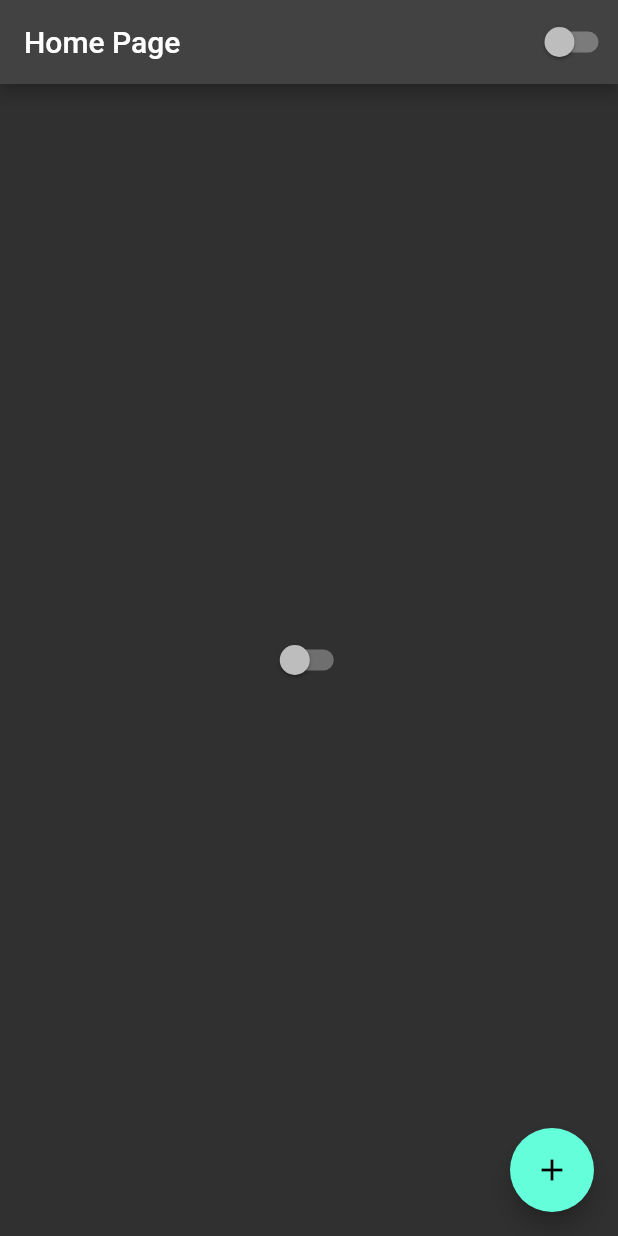
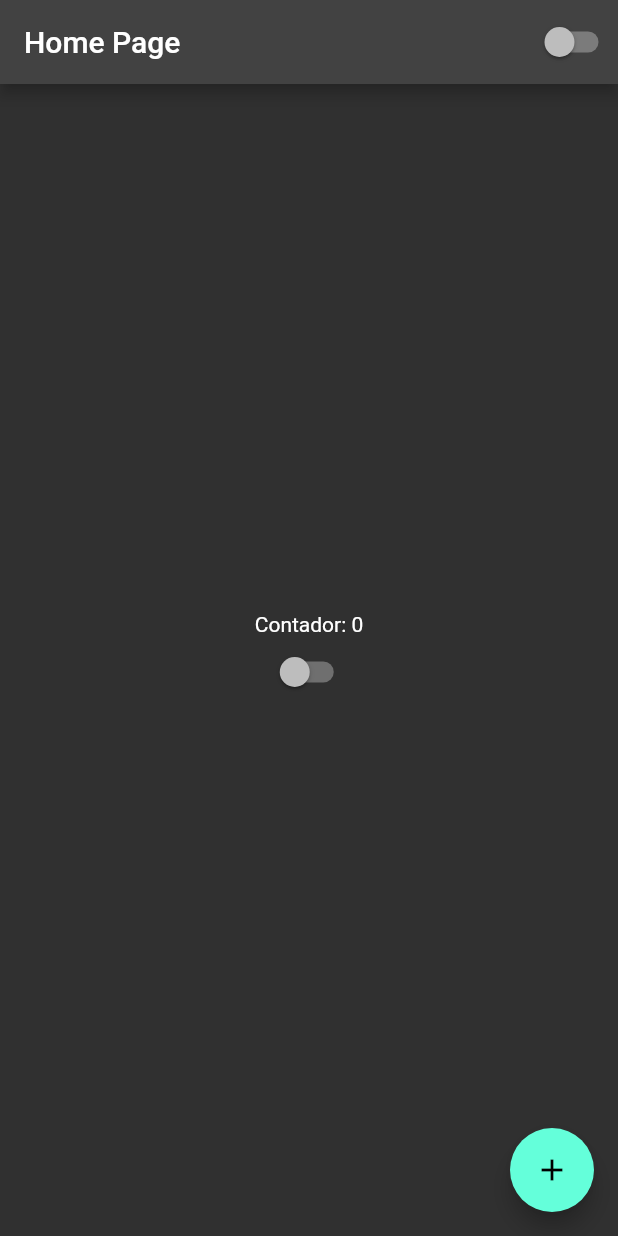
Before and after one commit to GabrielTrigueiro/flutter_basics, a Flutter app: the screen it shows after launch, on a phone screen of 412 x 824 dp. Run offline on Flutter 3.47's test engine with Material 2 defaults, Android fonts, the phone set to English and light mode, and no system bars.

Commit message:
coluna e alinhamentos

```diff
--- a/lib/home_page.dart
+++ b/lib/home_page.dart
@@ -1,5 +1,7 @@
 import 'package:flutter/material.dart';
 import 'package:material_app/app_theme_controler.dart';
+
+//flutter debug paint pra ver as áreas dos widget no emulador
 
 class HomePage extends StatefulWidget {
 
@@ -21,8 +23,18 @@ class HomePageState extends State<HomePage>{
           title: Text('Home Page'),
           actions: [customSwitch()],
         ),
-        body: Center(
-          child: customSwitch(),
+        body: Container(
+          //double infinity para max de altura ou largura
+          width: double.infinity,
+          height: double.infinity,
+          child: Column(
+            mainAxisAlignment: MainAxisAlignment.center,//centraliza x e y em relação aos widgets pais
+            //crossAxisAlignment: CrossAxisAlignment.start,//onde o widget inicia
+            children: [
+              Text('Contador: $counter'),
+              customSwitch(),
+            ]
+          ),
         ),
         floatingActionButton:
           FloatingActionButton(
```
